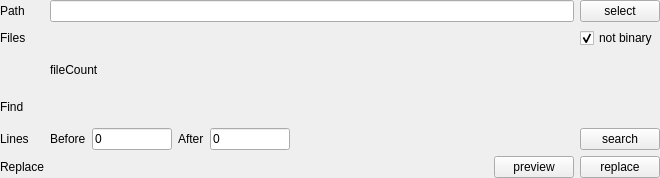
Qt form src/widget/searchoptionswidget.ui (mugiseyebrows/mugi-grep) before a commit.
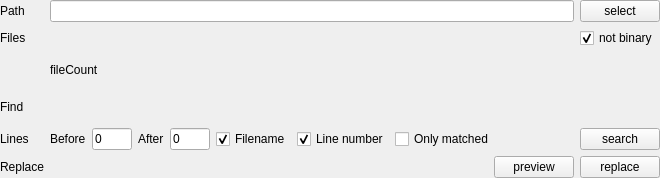
The same form after that commit. Custom widgets are drawn as their Qt base class.

Commit message: show file name, line number, only matched, replace hunks with context, searchcache params arg

Diff of the .ui file:
```diff
--- a/src/widget/searchoptionswidget.ui
+++ b/src/widget/searchoptionswidget.ui
@@ -115,7 +115,7 @@
          </property>
          <property name="maximumSize">
           <size>
-           <width>80</width>
+           <width>40</width>
            <height>16777215</height>
           </size>
          </property>
@@ -135,7 +135,7 @@
         <widget class="IntLineEdit" name="linesAfter">
          <property name="maximumSize">
           <size>
-           <width>80</width>
+           <width>40</width>
            <height>16777215</height>
           </size>
          </property>
@@ -144,6 +144,33 @@
          </property>
         </widget>
        </item>
+       <item>
+        <widget class="QCheckBox" name="showFileName">
+         <property name="text">
+          <string>Filename</string>
+         </property>
+         <property name="checked">
+          <bool>true</bool>
+         </property>
+        </widget>
+       </item>
+       <item>
+        <widget class="QCheckBox" name="showLineNumber">
+         <property name="text">
+          <string>Line number</string>
+         </property>
+         <property name="checked">
+          <bool>true</bool>
+         </property>
+        </widget>
+       </item>
+       <item>
+        <widget class="QCheckBox" name="onlyMatched">
+         <property name="text">
+          <string>Only matched</string>
+         </property>
+        </widget>
+       </item>
        <item>
         <spacer name="horizontalSpacer">
          <property name="orientation">
```
The commit also changes 13 other files.
